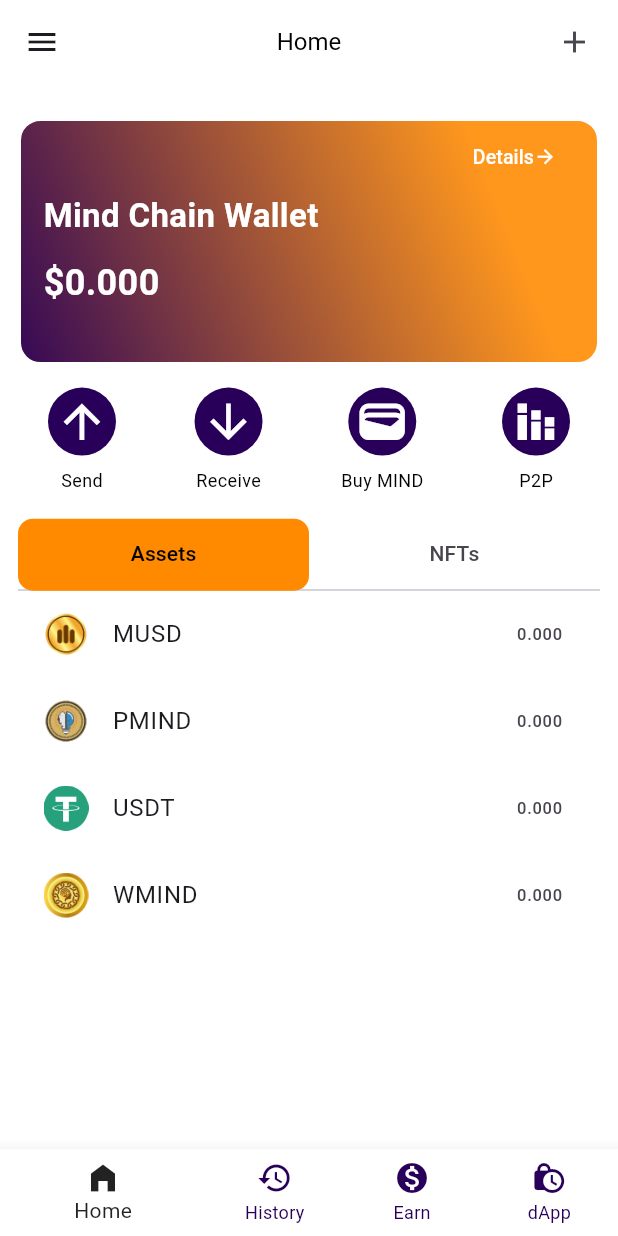
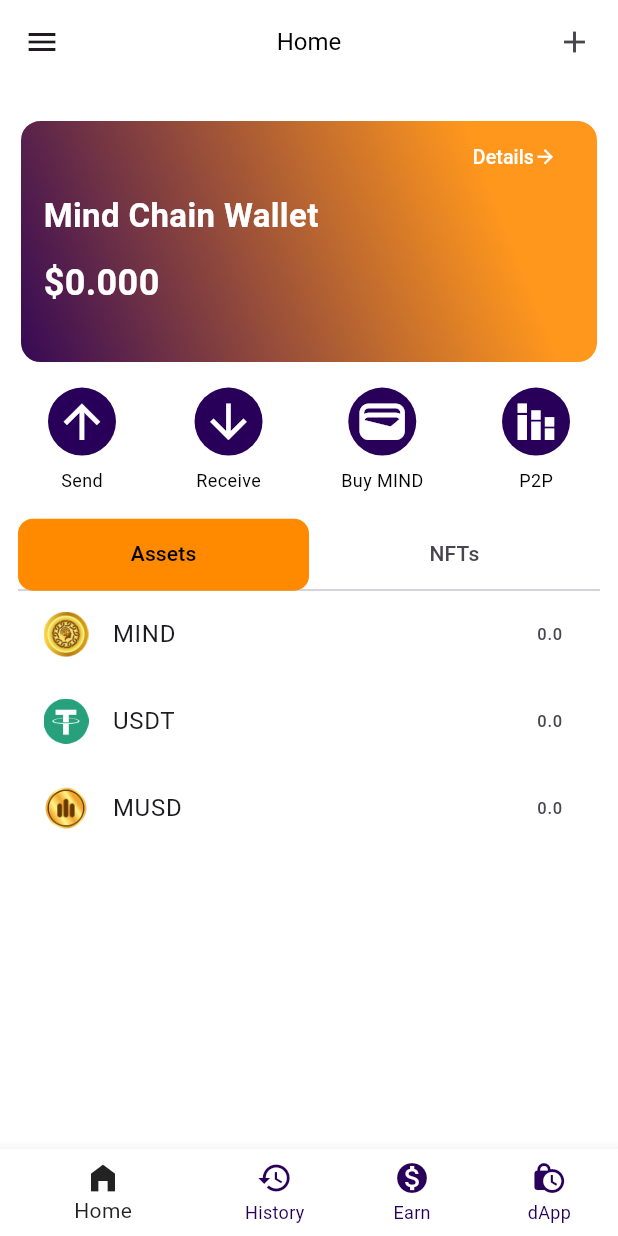
Before and after one commit to kgcflutter/mindchain_wallet, a Flutter app: the MainBottomNavBarScreen screen opened directly, on a phone screen of 412 x 824 dp. Run offline on Flutter 3.47's test engine with Material 3 defaults, Android fonts, the phone set to English and light mode, and no system bars; our stand-ins replace firebase_core, firebase_messaging, fluttertoast, lottie, share_plus, shared_preferences; missing offline and left inert: barcode_scan2, bip32, bip39, qr_bar_code, web3dart; accounts and stored records are empty; network calls fail.

Commit message:
Merge remote-tracking branch 'origin/master'
# Conflicts:
#	lib/main.dart
#	lib/presentation/screens/dashboard_screen.dart
#	lib/presentation/screens/send_token_screen.dart
#	lib/presentation/screens/token_send_confirm_screen.dart
#	pubspec.yaml

```diff
--- a/lib/presentation/provider/new_assets_token_add_provider.dart
+++ b/lib/presentation/provider/new_assets_token_add_provider.dart
@@ -3,6 +3,7 @@ import 'dart:convert';
 import 'package:flutter/cupertino.dart';
 import 'package:flutter/material.dart';
 import 'package:mindchain_wallet/abiJson.dart';
+import 'package:mindchain_wallet/presentation/provider/authenticator/create_new_wallet_provider.dart';
 import 'package:mindchain_wallet/presentation/provider/authenticator/privatekeyAuth.dart';
 import 'package:mindchain_wallet/presentation/utils/assets_path.dart';
 import 'package:mindchain_wallet/presentation/utils/convert_to_eth.dart';
@@ -14,15 +15,18 @@ class NewAssetsTokenAddProvider extends ChangeNotifier {
       Web3Client('https://seednode.mindchain.info/', http.Client());
 
   List allTokens = [
+    {"name": "USDT", "image": AssetsPath.tetherUSDTPNG, "contract": "0x32a8a2052b48Da5FD253cC8B386B88B3E0BF50eE", "balance": '0.0'},
     {"name": "MUSD", "image": AssetsPath.musdPng, "contract": "0xaC264f337b2780b9fd277cd9C9B2149B43F87904", "balance": '0.0'},
     {"name": "PMIND", "image": AssetsPath.perrymindPng, "contract": "0x75E218790B76654A5EdA1D0797B46cBC709136b0", "balance": '0.0'},
-    {"name": "USDT", "image": AssetsPath.tetherUSDTPNG, "contract": "0x32a8a2052b48Da5FD253cC8B386B88B3E0BF50eE", "balance": '0.0'},
     {"name": "WMIND", "image": AssetsPath.mindLogoPng, "contract": "0x94E6F64f9a00bE3a7B353f55b303DC5eb0C9C396", "balance": '0.0'},
   ];
 
   List enabledTokens = [];
 
   Future showAddedTokenAndBalance() async {
+    enabledTokens.add({"name": "MIND", "image": AssetsPath.mindLogoPng, "contract": "null", "balance": '0.0'},);
+    enabledTokens.add(allTokens[0]);
+    enabledTokens.add(allTokens[1]);
     Credentials credentials = await getCredentials();
     for (int i = 0; i < allTokens.length; i++) {
       EthereumAddress tokenContractAddress =
@@ -48,7 +52,7 @@ class NewAssetsTokenAddProvider extends ChangeNotifier {
     return result.toString();
   }
 
-  void toggleToken(String tokenKey) {
+  void toggleToken(Map tokenKey) {
     if (enabledTokens.contains(tokenKey)) {
       enabledTokens.remove(tokenKey);
     } else {
--- a/lib/presentation/screens/new_assets_add_screen.dart
+++ b/lib/presentation/screens/new_assets_add_screen.dart
@@ -56,9 +56,9 @@ class NewAssetsAddScreen extends StatelessWidget {
                             ),
                             title: Text('${value.allTokens[index]['name']}'),
                             trailing: Switch(
-                              value:  true,
+                              value:  value.enabledTokens.contains(value.allTokens[index]),
                               onChanged: (bool values) {
-                                value.toggleToken("key");
+                                value.toggleToken(value.allTokens[index]);
                               },
                             ),
                           ),),
--- a/lib/presentation/widget/dashboard/assets_and_trx_tapbar.dart
+++ b/lib/presentation/widget/dashboard/assets_and_trx_tapbar.dart
@@ -66,26 +66,26 @@ class AssetsAndTrxTapbar extends StatelessWidget {
             Provider.of<NewAssetsTokenAddProvider>(context, listen: false)
                 .showAddedTokenAndBalance(),
         child: Visibility(
-          visible: value.allTokens.isNotEmpty,
+          visible: value.enabledTokens.isNotEmpty,
           replacement: const Center(
             child: CircularProgressIndicator(
               color: Colors.orange,
             ),
           ),
           child: ListView.builder(
-            itemCount: value.allTokens.length,
+            itemCount: value.enabledTokens.length,
             shrinkWrap: true,
             itemBuilder: (context, index) =>
                 ListTile(
                   leading: Image.asset(
-                    value.allTokens[index]['image'],
+                    value.enabledTokens[index]['image'],
                     width: 30,
                     errorBuilder: (context, error, stackTrace) {
                       return const Icon(Icons.error, size: 30);
                     },
                   ),
-                  title: Text('${value.allTokens[index]['name']}'),
-                  trailing: Text(double.parse(value.allTokens[index]['balance']).toStringAsFixed(3)),
+                  title: Text('${value.enabledTokens[index]['name']}'),
+                  trailing: Text(value.enabledTokens[index]['balance']),
                 ),),
         ),
       ),
```
